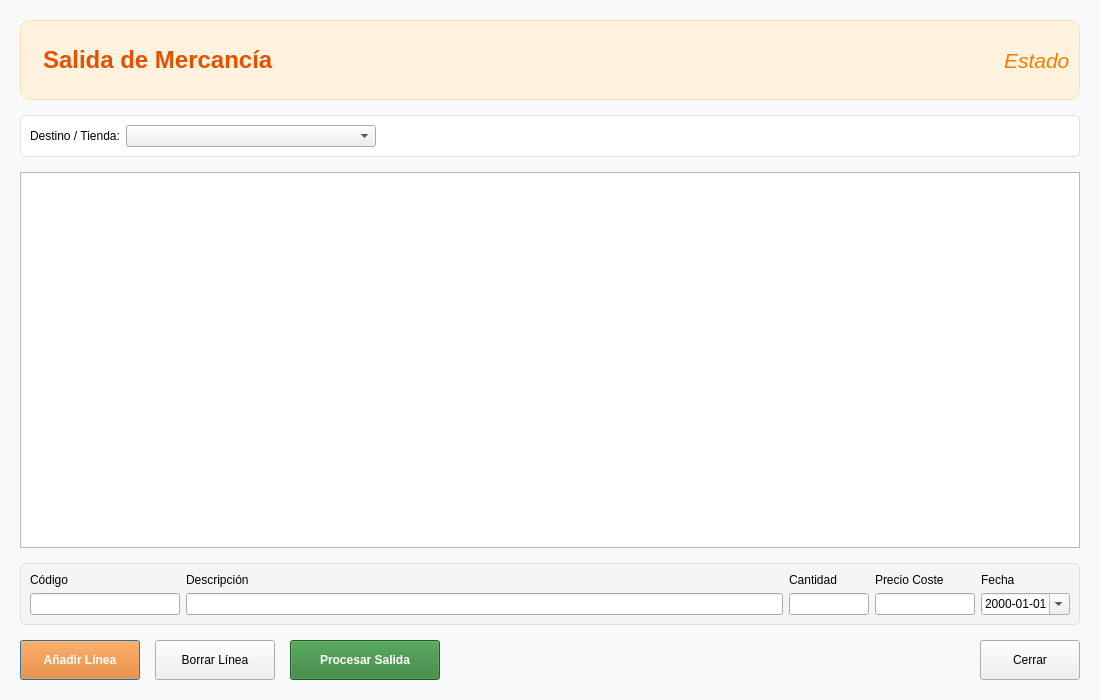
Old version of the form salidas.ui in the repository Ladis72/tienda.
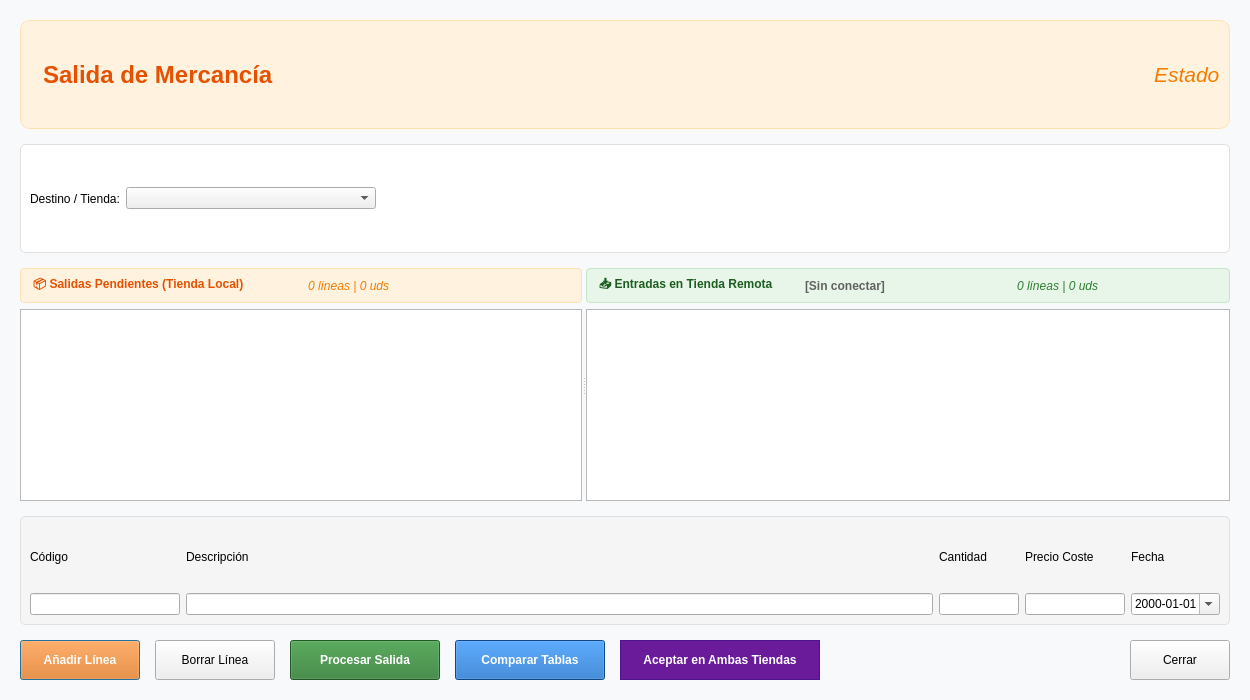
New version of the form. Icons and pictures are not drawn.

What changed in the file:
```diff
--- a/salidas.ui
+++ b/salidas.ui
@@ -6,7 +6,7 @@
    <rect>
     <x>0</x>
     <y>0</y>
-    <width>1100</width>
+    <width>1250</width>
     <height>700</height>
    </rect>
   </property>
@@ -152,6 +152,83 @@
     </widget>
    </item>
    <item>
+     <widget class="QSplitter" name="splitterTablas">
+      <property name="orientation">
+       <enum>Qt::Orientation::Horizontal</enum>
+      </property>
+      <widget class="QWidget" name="widgetLocal">
+       <layout class="QVBoxLayout" name="verticalLayoutLocal">
+        <property name="leftMargin">
+         <number>0</number>
+        </property>
+        <property name="topMargin">
+         <number>0</number>
+        </property>
+        <property name="rightMargin">
+         <number>0</number>
+        </property>
+        <property name="bottomMargin">
+         <number>0</number>
+        </property>
+        <item>
+         <widget class="QFrame" name="headerLocalFrame">
+          <property name="styleSheet">
+           <string notr="true">QFrame#headerLocalFrame { background-color: #fff3e0; border: 1px solid #ffe0b2; border-radius: 4px; padding: 4px; }</string>
+          </property>
+          <layout class="QHBoxLayout" name="horizontalLayoutLocalHeader">
+           <property name="leftMargin">
+            <number>8</number>
+           </property>
+           <property name="topMargin">
+            <number>2</number>
+           </property>
+           <property name="rightMargin">
+            <number>8</number>
+           </property>
+           <property name="bottomMargin">
+            <number>2</number>
+           </property>
+           <item>
+            <widget class="QLabel" name="labelTituloLocal">
+             <property name="font">
+              <font>
+               <bold>true</bold>
+              </font>
+             </property>
+             <property name="styleSheet">
+              <string notr="true">color: #e65100;</string>
+             </property>
+             <property name="text">
+              <string>📦 Salidas Pendientes (Tienda Local)</string>
+             </property>
+            </widget>
+           </item>
+           <item>
+            <spacer name="spacerLocalHeader">
+             <property name="orientation">
+              <enum>Qt::Orientation::Horizontal</enum>
+             </property>
+            </spacer>
+           </item>
+           <item>
+            <widget class="QLabel" name="lbTotalesLocal">
+             <property name="font">
+              <font>
+               <italic>true</italic>
+              </font>
+             </property>
+             <property name="styleSheet">
+              <string notr="true">color: #f57c00;</string>
+             </property>
+             <property name="text">
+              <string>0 líneas | 0 uds</string>
+             </property>
+            </widget>
+           </item>
+          </layout>
+         </widget>
+        </item>
+        <item>
     <widget class="QTableView" name="tableView">
      <property name="alternatingRowColors">
       <bool>true</bool>
@@ -161,6 +238,107 @@
      </property>
     </widget>
    </item>
+       </layout>
+      </widget>
+      <widget class="QWidget" name="widgetRemoto">
+       <property name="visible">
+        <bool>false</bool>
+       </property>
+       <layout class="QVBoxLayout" name="verticalLayoutRemoto">
+        <property name="leftMargin">
+         <number>0</number>
+        </property>
+        <property name="topMargin">
+         <number>0</number>
+        </property>
+        <property name="rightMargin">
+         <number>0</number>
+        </property>
+        <property name="bottomMargin">
+         <number>0</number>
+        </property>
+        <item>
+         <widget class="QFrame" name="headerRemotaFrame">
+          <property name="styleSheet">
+           <string notr="true">QFrame#headerRemotaFrame { background-color: #e8f5e9; border: 1px solid #c8e6c9; border-radius: 4px; padding: 4px; }</string>
+          </property>
+          <layout class="QHBoxLayout" name="horizontalLayoutRemotaHeader">
+           <property name="leftMargin">
+            <number>8</number>
+           </property>
+           <property name="topMargin">
+            <number>2</number>
+           </property>
+           <property name="rightMargin">
+            <number>8</number>
+           </property>
+           <property name="bottomMargin">
+            <number>2</number>
+           </property>
+           <item>
+            <widget class="QLabel" name="labelTituloRemota">
+             <property name="font">
+              <font>
+               <bold>true</bold>
+              </font>
+             </property>
+             <property name="styleSheet">
+              <string notr="true">color: #1b5e20;</string>
+             </property>
+             <property name="text">
+              <string>📥 Entradas en Tienda Remota</string>
+             </property>
+            </widget>
+           </item>
+           <item>
+            <widget class="QLabel" name="lbEstadoRemota">
+             <property name="styleSheet">
+              <string notr="true">color: #616161; font-weight: bold;</string>
+             </property>
+             <property name="text">
+              <string>[Sin conectar]</string>
+             </property>
+            </widget>
+           </item>
+           <item>
+            <spacer name="spacerRemotaHeader">
+             <property name="orientation">
+              <enum>Qt::Orientation::Horizontal</enum>
+             </property>
+            </spacer>
+           </item>
+           <item>
+            <widget class="QLabel" name="lbTotalesRemota">
+             <property name="font">
+              <font>
+               <italic>true</italic>
+              </font>
+             </property>
+             <property name="styleSheet">
+              <string notr="true">color: #2e7d32;</string>
+             </property>
+             <property name="text">
+              <string>0 líneas | 0 uds</string>
+             </property>
+            </widget>
+           </item>
+          </layout>
+         </widget>
+        </item>
+        <item>
+         <widget class="QTableView" name="tableViewRemota">
+          <property name="alternatingRowColors">
+           <bool>true</bool>
+          </property>
+          <property name="sortingEnabled">
+           <bool>true</bool>
+          </property>
+         </widget>
+        </item>
+       </layout>
+      </widget>
+     </widget>
+    </item>
    <item>
     <widget class="QFrame" name="entryFrame">
      <property name="styleSheet">
@@ -292,6 +470,50 @@
        </property>
        <property name="text">
         <string>Procesar Salida</string>
+        </property>
+        <property name="toolTip">
+         <string>Procesa y descuenta la salida únicamente en la tienda local</string>
+        </property>
+       </widget>
+      </item>
+      <item>
+       <widget class="QPushButton" name="pushButtonComparar">
+        <property name="minimumSize">
+         <size>
+          <width>150</width>
+          <height>40</height>
+         </size>
+        </property>
+        <property name="styleSheet">
+         <string notr="true">QPushButton { background-color: #1565c0; color: white; font-weight: bold; }
+QPushButton:hover { background-color: #0d47a1; }</string>
+        </property>
+        <property name="text">
+         <string>Comparar Tablas</string>
+        </property>
+        <property name="toolTip">
+         <string>Abre la comparativa detallada entre la tienda local y la remota para solventar diferencias</string>
+        </property>
+       </widget>
+      </item>
+      <item>
+       <widget class="QPushButton" name="pushButtonAceptarAmbas">
+        <property name="minimumSize">
+         <size>
+          <width>200</width>
+          <height>40</height>
+         </size>
+        </property>
+        <property name="styleSheet">
+         <string notr="true">QPushButton { background-color: #6a1b9a; color: white; font-weight: bold; border: 1px solid #4a148c; }
+QPushButton:hover { background-color: #4a148c; }
+QPushButton:disabled { background-color: #b0bec5; color: #78909c; border: none; }</string>
+        </property>
+        <property name="text">
+         <string>Aceptar en Ambas Tiendas</string>
+        </property>
+        <property name="toolTip">
+         <string>Descuenta la salida local e incrementa la entrada remota simultáneamente (Exclusivo Administradores)</string>
        </property>
       </widget>
      </item>
```
Lines whose indentation alone changed are shown as unchanged.
